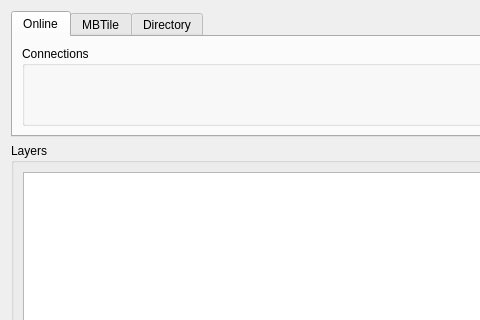
Qt form ui/dlg_connections.ui (geometalab/Vector-Tiles-Reader-QGIS-Plugin) before a commit; both pictures show x 0 to 480 and y 0 to 320 of the 880 by 748 pixel window.
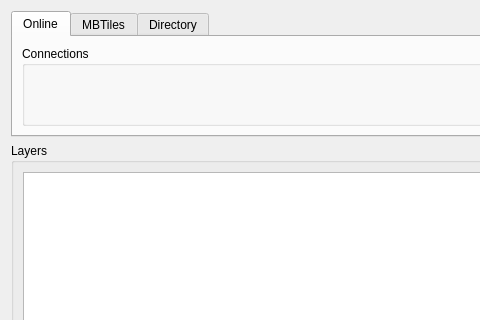
The same form after that commit. The open tabs and pages were chosen to show the change.

The edit to the form file:
```diff
--- a/ui/dlg_connections.ui
+++ b/ui/dlg_connections.ui
@@ -103,7 +103,7 @@
      </widget>
      <widget class="QWidget" name="tabFile">
       <attribute name="title">
-       <string>MBTile</string>
+       <string>MBTiles</string>
       </attribute>
       <layout class="QGridLayout" name="gridLayout_6">
        <item row="1" column="0">
```
Left out of the diff: 2 changed lines with no effect on the pictures.
